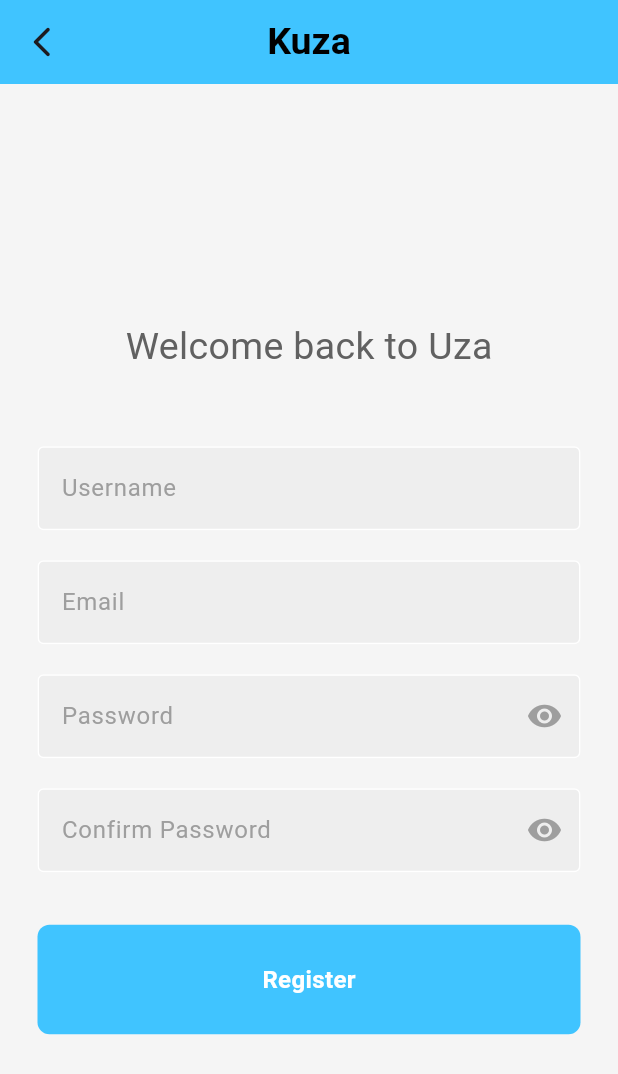
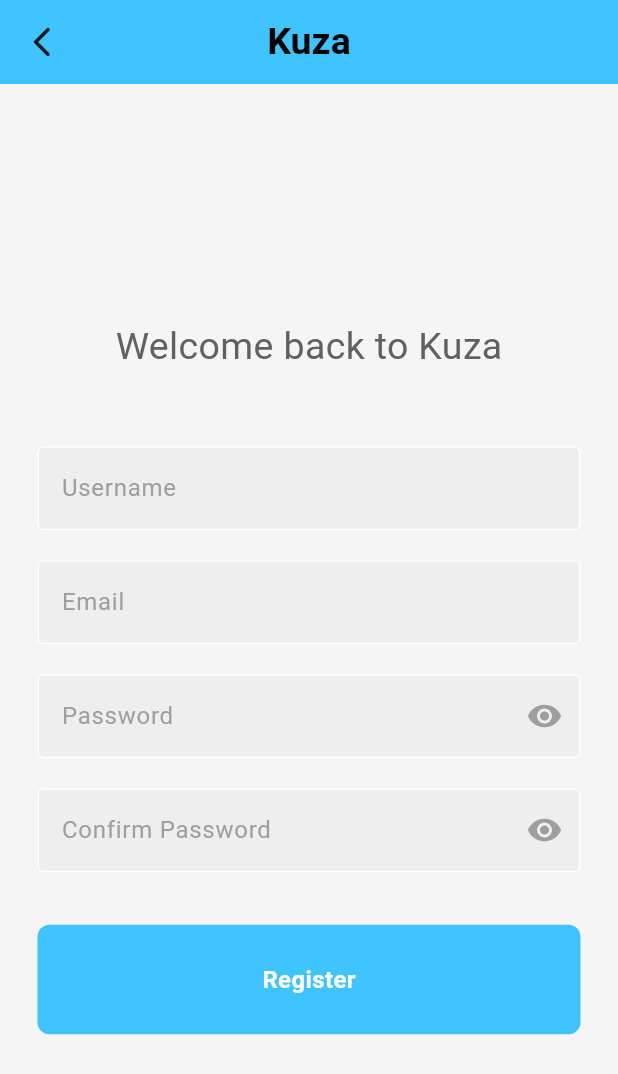
Before and after one commit to TabbyMichael/kuza, a Flutter app: the SignUpPage screen opened by its route, on a phone screen of 412 x 824 dp. Shown: the top 1074 px of the screen. Run offline on Flutter 3.47's test engine with Material 3 defaults, Android fonts, the light colour scheme and no system bars; our stand-ins replace firebase_auth, firebase_core, fl_chart, google_fonts, google_sign_in, sqflite; missing offline and left inert: flutter_barcode_scanner; accounts and stored records are empty.

Commit message:
Uza to Kuza 2

```diff
--- a/lib/pages/sign_up.dart
+++ b/lib/pages/sign_up.dart
@@ -110,7 +110,7 @@
                 Padding(
                   padding: const EdgeInsets.all(23.0),
                   child: Text(
-                    'Welcome back to Uza',
+                    'Welcome back to Kuza',
                     style: TextStyle(
                       color: Colors.grey[700],
                       fontSize: 25,
```
